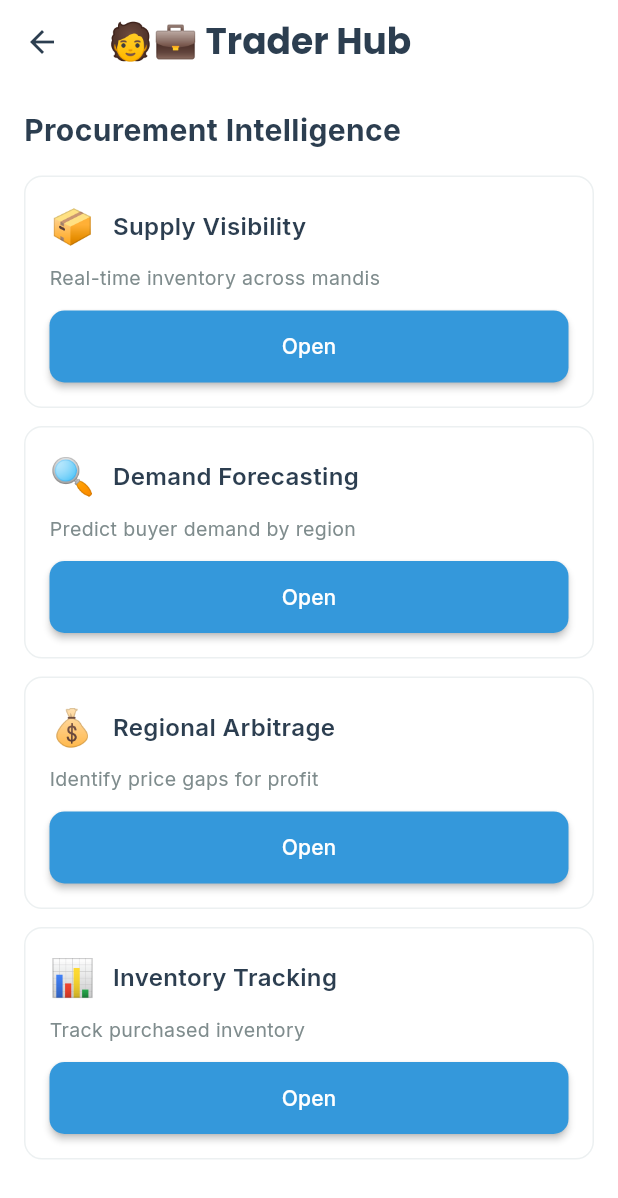
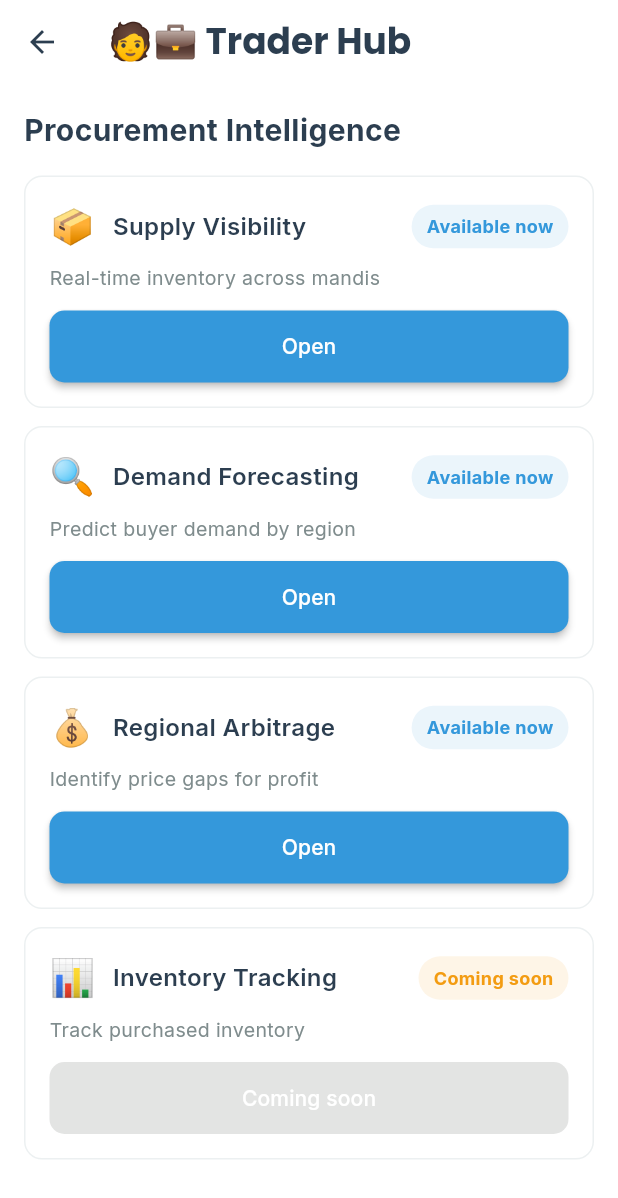
Before and after one commit to bixamtarala/corpplus, a Flutter app: the TraderHubScreen screen opened directly, on a phone screen of 412 x 824 dp. Shown: the top 1198 px of the screen. Run offline on Flutter 3.47's test engine with Material 3 defaults, Android fonts, the phone set to English and light mode, and no system bars; our stand-ins replace dio, flutter_riverpod, google_fonts, package_info_plus, shared_preferences; accounts and stored records are empty; network calls fail.

Commit message:
Improve mobile flows and release readiness

```diff
--- a/mobile_app_flutter/lib/localization/app_strings.dart
+++ b/mobile_app_flutter/lib/localization/app_strings.dart
@@ -69,6 +69,8 @@ class AppStrings {
       'buyer_discovery': 'Buyer Discovery',
       'buyer_discovery_desc': 'Connect with verified buyers',
       'open': 'Open',
+      'available_now': 'Available now',
+      'coming_soon': 'Coming soon',
       'trader_hub_title': 'Trader Hub',
       'procurement_intelligence': 'Procurement Intelligence',
       'supply_visibility': 'Supply Visibility',
@@ -240,6 +242,8 @@ class AppStrings {
       'buyer_discovery': 'खरीदार खोज',
       'buyer_discovery_desc': 'सत्यापित खरीदारों से जुड़ें',
       'open': 'खोलें',
+      'available_now': 'अभी उपलब्ध',
+      'coming_soon': 'जल्द आ रहा है',
       'trader_hub_title': 'व्यापारी हब',
       'procurement_intelligence': 'प्रोक्योरमेंट इंटेलिजेंस',
       'supply_visibility': 'सप्लाई विजिबिलिटी',
@@ -411,6 +415,8 @@ class AppStrings {
       'buyer_discovery': 'కొనుగోలుదారుల గుర్తింపు',
       'buyer_discovery_desc': 'ధృవీకరించిన కొనుగోలుదారులతో కలవండి',
       'open': 'తెరవండి',
+      'available_now': 'ఇప్పుడు అందుబాటులో ఉంది',
+      'coming_soon': 'త్వరలో వస్తుంది',
       'trader_hub_title': 'వ్యాపారి హబ్',
       'procurement_intelligence': 'ప్రోక్యూర్‌మెంట్ ఇంటెలిజెన్స్',
       'supply_visibility': 'సరఫరా విజిబిలిటీ',
--- a/mobile_app_flutter/lib/screens/trader_hub_screen.dart
+++ b/mobile_app_flutter/lib/screens/trader_hub_screen.dart
@@ -1,6 +1,9 @@
 import 'package:flutter/material.dart';
 import '../localization/app_strings.dart';
 import '../theme/app_theme.dart';
+import 'intelligence_screen.dart';
+import 'marketplace_screen.dart';
+import 'price_insight_screen.dart';
 
 class TraderHubScreen extends StatelessWidget {
   const TraderHubScreen({super.key});
@@ -8,6 +11,32 @@ class TraderHubScreen extends StatelessWidget {
   @override
   Widget build(BuildContext context) {
     final l10n = AppStrings.of(context);
+    final modules = <_TraderModule>[
+      _TraderModule(
+        icon: '📦',
+        title: l10n.text('supply_visibility'),
+        desc: l10n.text('supply_visibility_desc'),
+        destinationBuilder: (_) => const MarketplaceScreen(),
+      ),
+      _TraderModule(
+        icon: '🔍',
+        title: l10n.text('demand_forecasting'),
+        desc: l10n.text('demand_forecasting_desc'),
+        destinationBuilder: (_) => const IntelligenceScreen(),
+      ),
+      _TraderModule(
+        icon: '💰',
+        title: l10n.text('regional_arbitrage'),
+        desc: l10n.text('regional_arbitrage_desc'),
+        destinationBuilder: (_) => const PriceInsightScreen(),
+      ),
+      _TraderModule(
+        icon: '📊',
+        title: l10n.text('inventory_tracking'),
+        desc: l10n.text('inventory_tracking_desc'),
+      ),
+    ];
+
     return Scaffold(
       appBar: AppBar(
         title: Text('🧑‍💼 ${l10n.text('trader_hub_title')}'),
@@ -22,17 +51,16 @@ class TraderHubScreen extends StatelessWidget {
               style: TextStyle(fontSize: 20, fontWeight: FontWeight.bold),
             ),
             const SizedBox(height: 16),
-            _buildModuleCard(l10n, '📦', l10n.text('supply_visibility'), l10n.text('supply_visibility_desc')),
-            _buildModuleCard(l10n, '🔍', l10n.text('demand_forecasting'), l10n.text('demand_forecasting_desc')),
-            _buildModuleCard(l10n, '💰', l10n.text('regional_arbitrage'), l10n.text('regional_arbitrage_desc')),
-            _buildModuleCard(l10n, '📊', l10n.text('inventory_tracking'), l10n.text('inventory_tracking_desc')),
+            ...modules.map((module) => _buildModuleCard(context, l10n, module)),
           ],
         ),
       ),
     );
   }
 
-  Widget _buildModuleCard(AppStrings l10n, String icon, String title, String desc) {
+  Widget _buildModuleCard(BuildContext context, AppStrings l10n, _TraderModule module) {
+    final isEnabled = module.destinationBuilder != null;
+
     return Container(
       margin: const EdgeInsets.only(bottom: 12),
       padding: const EdgeInsets.all(16),
@@ -46,26 +74,79 @@ class TraderHubScreen extends StatelessWidget {
         children: [
           Row(
             children: [
-              Text(icon, style: const TextStyle(fontSize: 24)),
+              Text(module.icon, style: const TextStyle(fontSize: 24)),
               const SizedBox(width: 12),
               Expanded(
-                child: Text(title, style: const TextStyle(fontSize: 16, fontWeight: FontWeight.w600)),
+                child: Text(module.title, style: const TextStyle(fontSize: 16, fontWeight: FontWeight.w600)),
+              ),
+              _AvailabilityPill(
+                label: l10n.text(isEnabled ? 'available_now' : 'coming_soon'),
+                color: isEnabled ? AppTheme.primaryBlue : AppTheme.warningOrange,
               ),
             ],
           ),
           const SizedBox(height: 8),
-          Text(desc, style: const TextStyle(fontSize: 13, color: AppTheme.lightText)),
+          Text(module.desc, style: const TextStyle(fontSize: 13, color: AppTheme.lightText)),
           const SizedBox(height: 12),
           ElevatedButton(
             style: ElevatedButton.styleFrom(
-              backgroundColor: AppTheme.primaryBlue,
+              backgroundColor: isEnabled ? AppTheme.primaryBlue : AppTheme.lightGray,
               minimumSize: const Size(double.infinity, 40),
             ),
-            onPressed: () {},
-            child: Text(l10n.text('open'), style: const TextStyle(color: Colors.white)),
+            onPressed: !isEnabled
+                ? null
+                : () {
+                    Navigator.of(context).push(
+                      MaterialPageRoute(builder: module.destinationBuilder!),
+                    );
+                  },
+            child: Text(
+              l10n.text(isEnabled ? 'open' : 'coming_soon'),
+              style: const TextStyle(color: Colors.white),
+            ),
           ),
         ],
       ),
     );
   }
 }
+
+class _TraderModule {
+  const _TraderModule({
+    required this.icon,
+    required this.title,
+    required this.desc,
+    this.destinationBuilder,
+  });
+
+  final String icon;
+  final String title;
+  final String desc;
+  final WidgetBuilder? destinationBuilder;
+}
+
+class _AvailabilityPill extends StatelessWidget {
+  const _AvailabilityPill({required this.label, required this.color});
+
+  final String label;
+  final Color color;
+
+  @override
+  Widget build(BuildContext context) {
+    return Container(
+      padding: const EdgeInsets.symmetric(horizontal: 10, vertical: 6),
+      decoration: BoxDecoration(
+        color: color.withValues(alpha: 0.1),
+        borderRadius: BorderRadius.circular(999),
+      ),
+      child: Text(
+        label,
+        style: TextStyle(
+          color: color,
+          fontSize: 12,
+          fontWeight: FontWeight.w700,
+        ),
+      ),
+    );
+  }
+}
```
Also changed, not shown: mobile_app_flutter/lib/main.dart (+13 -6 lines), mobile_app_flutter/lib/screens/farmer_hub_screen.dart (+74 -41 lines), 3 other files.
